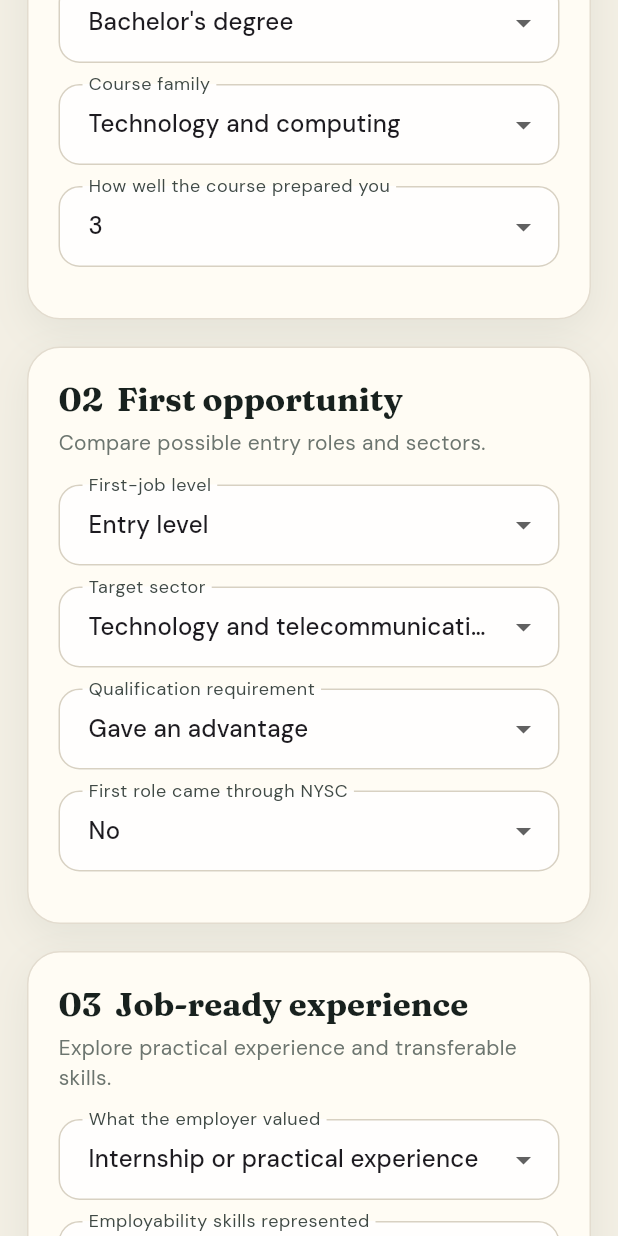
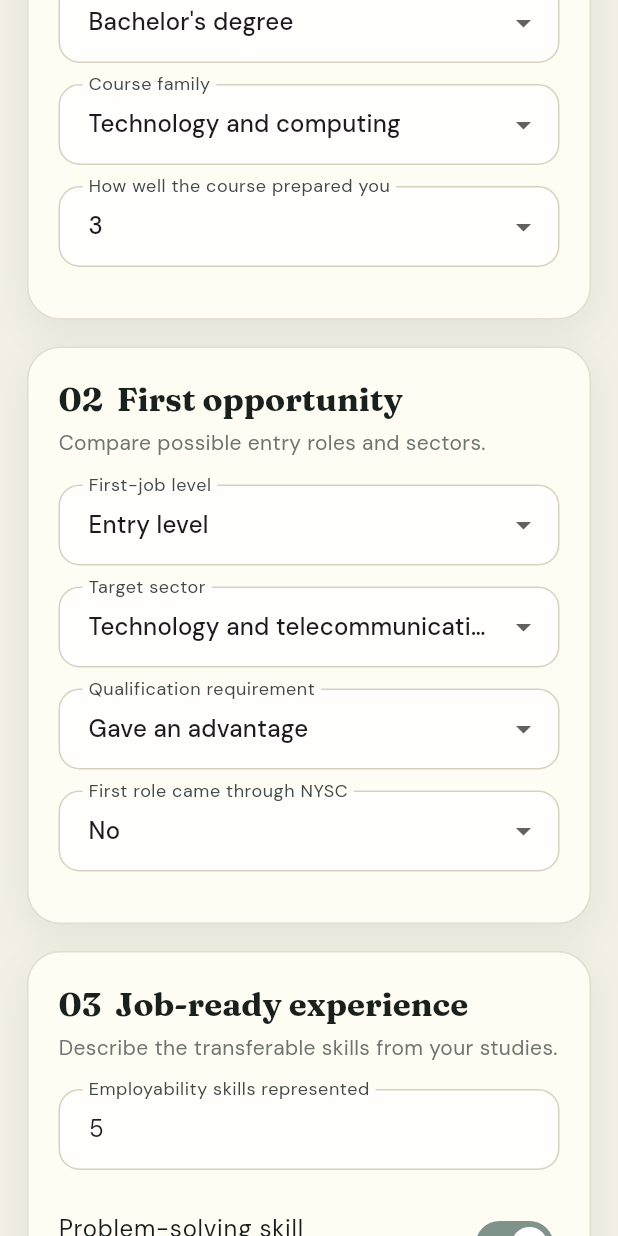
Before and after one commit to uwenayoallain/alu_africa_graduate_launch, a Flutter app: the screen it shows after launch, scrolled down 576 dp, on a phone screen of 412 x 824 dp. Run offline on Flutter 3.47's test engine with Material 3 defaults, Android fonts, the phone set to English and light mode, and no system bars; our stand-ins replace google_fonts.

Commit message:
Simplify graduate prediction app

```diff
--- a/summative/FlutterApp/analysis_options.yaml
+++ b/summative/FlutterApp/analysis_options.yaml
@@ -1,28 +1 @@
-# This file configures the analyzer, which statically analyzes Dart code to
-# check for errors, warnings, and lints.
-#
-# The issues identified by the analyzer are surfaced in the UI of Dart-enabled
-# IDEs (https://dart.dev/tools#ides-and-editors). The analyzer can also be
-# invoked from the command line by running `flutter analyze`.
-
-# The following line activates a set of recommended lints for Flutter apps,
-# packages, and plugins designed to encourage good coding practices.
 include: package:flutter_lints/flutter.yaml
-
-linter:
-  # The lint rules applied to this project can be customized in the
-  # section below to disable rules from the `package:flutter_lints/flutter.yaml`
-  # included above or to enable additional rules. A list of all available lints
-  # and their documentation is published at https://dart.dev/lints.
-  #
-  # Instead of disabling a lint rule for the entire project in the
-  # section below, it can also be suppressed for a single line of code
-  # or a specific dart file by using the `// ignore: name_of_lint` and
-  # `// ignore_for_file: name_of_lint` syntax on the line or in the file
-  # producing the lint.
-  rules:
-    # avoid_print: false  # Uncomment to disable the `avoid_print` rule
-    # prefer_single_quotes: true  # Uncomment to enable the `prefer_single_quotes` rule
-
-# Additional information about this file can be found at
-# https://dart.dev/guides/language/analysis-options
--- a/summative/FlutterApp/lib/main.dart
+++ b/summative/FlutterApp/lib/main.dart
@@ -4,11 +4,11 @@ import 'package:google_fonts/google_fonts.dart';
 import 'prediction_page.dart';
 
 void main() {
-  runApp(const AfricaTechBenchmarkApp());
+  runApp(const GraduateLaunchApp());
 }
 
-class AfricaTechBenchmarkApp extends StatelessWidget {
-  const AfricaTechBenchmarkApp({super.key});
+class GraduateLaunchApp extends StatelessWidget {
+  const GraduateLaunchApp({super.key});
 
   static const canvas = Color(0xFFF3EFE4);
   static const forest = Color(0xFF173D34);
--- a/summative/FlutterApp/lib/prediction_page.dart
+++ b/summative/FlutterApp/lib/prediction_page.dart
@@ -23,7 +23,6 @@ class _PredictionPageState extends State<PredictionPage> {
   String _sector = 'Technology and telecommunications';
   String _qualification = 'Gave an advantage';
   String _nysc = 'No';
-  String _employerFactor = 'Internship or practical experience';
   int _preparationScore = 3;
   bool _problemSolving = true;
   bool _communication = true;
@@ -74,16 +73,6 @@ class _PredictionPageState extends State<PredictionPage> {
     'Not required',
     'Unknown',
   ];
-  static const employerFactors = [
-    'Internship or practical experience',
-    'Subject studied',
-    'Academic credential',
-    'Skills and prior experience',
-    'No single factor',
-    'Unknown',
-    'Other',
-  ];
-
   @override
   void dispose() {
     _graduationController.dispose();
@@ -132,7 +121,6 @@ class _PredictionPageState extends State<PredictionPage> {
       'first_job_sector': _sector,
       'qualification_requirement': _qualification,
       'first_job_via_nysc': _nysc,
-      'employer_valued_factor': _employerFactor,
       'course_preparation_score': _preparationScore,
       'employability_skill_count': skillCount,
       'problem_solving_skill': _problemSolving,
@@ -236,15 +224,8 @@ class _PredictionPageState extends State<PredictionPage> {
                         _section(
                           '03',
                           'Job-ready experience',
-                          'Explore practical experience and transferable skills.',
+                          'Describe the transferable skills from your studies.',
                           [
-                            _dropdown(
-                              'What the employer valued',
-                              _employerFactor,
-                              employerFactors,
-                              (value) =>
-                                  setState(() => _employerFactor = value),
-                            ),
                             _integerField(
                               _skillCountController,
                               'Employability skills represented',
@@ -284,7 +265,7 @@ class _PredictionPageState extends State<PredictionPage> {
                                 : const Icon(Icons.trending_up_rounded),
                             label: const Text('Predict'),
                             style: FilledButton.styleFrom(
-                              backgroundColor: AfricaTechBenchmarkApp.clay,
+                              backgroundColor: GraduateLaunchApp.clay,
                               foregroundColor: Colors.white,
                               padding: const EdgeInsets.symmetric(vertical: 18),
                             ),
@@ -309,7 +290,7 @@ class _PredictionPageState extends State<PredictionPage> {
   Widget _hero() {
     return Container(
       decoration: const BoxDecoration(
-        color: AfricaTechBenchmarkApp.forest,
+        color: GraduateLaunchApp.forest,
         borderRadius: BorderRadius.vertical(bottom: Radius.circular(34)),
       ),
       child: SafeArea(
@@ -339,7 +320,7 @@ class _PredictionPageState extends State<PredictionPage> {
                   ),
                   const SizedBox(height: 16),
                   const Text(
-                    'Explore how education, employability skills, internships, '
+                    'Explore how education, employability skills, '
                     'and first-job choices relate to early career outcomes.',
                     style: TextStyle(
                       color: Color(0xFFDCE9E3),
@@ -447,7 +428,7 @@ class _PredictionPageState extends State<PredictionPage> {
       title: Text(title),
       subtitle: Text(subtitle),
       value: value,
-      activeTrackColor: AfricaTechBenchmarkApp.forest.withValues(alpha: .55),
+      activeTrackColor: GraduateLaunchApp.forest.withValues(alpha: .55),
       onChanged: onChanged,
     );
   }
@@ -480,7 +461,7 @@ class _PredictionPageState extends State<PredictionPage> {
       width: double.infinity,
       padding: const EdgeInsets.all(24),
       decoration: BoxDecoration(
-        color: AfricaTechBenchmarkApp.forest,
+        color: GraduateLaunchApp.forest,
         borderRadius: BorderRadius.circular(22),
       ),
       child: Column(
--- a/summative/FlutterApp/lib/prediction_service.dart
+++ b/summative/FlutterApp/lib/prediction_service.dart
@@ -6,13 +6,11 @@ class PredictionResult {
   const PredictionResult({
     required this.incomeNgn,
     required this.incomeBand,
-    required this.modelName,
     required this.programUse,
   });
 
   final double incomeNgn;
   final String incomeBand;
-  final String modelName;
   final String programUse;
 
   factory PredictionResult.fromJson(Map<String, dynamic> json) {
@@ -20,7 +18,6 @@ class PredictionResult {
       incomeNgn: (json['predicted_first_monthly_income_ngn_2018'] as num)
           .toDouble(),
       incomeBand: json['income_band'] as String,
-      modelName: json['model_name'] as String,
       programUse: json['program_use'] as String,
     );
   }
```
Also changed, not shown: summative/FlutterApp/pubspec.yaml (+4 -74 lines), summative/FlutterApp/pubspec.lock, 11 other files.
